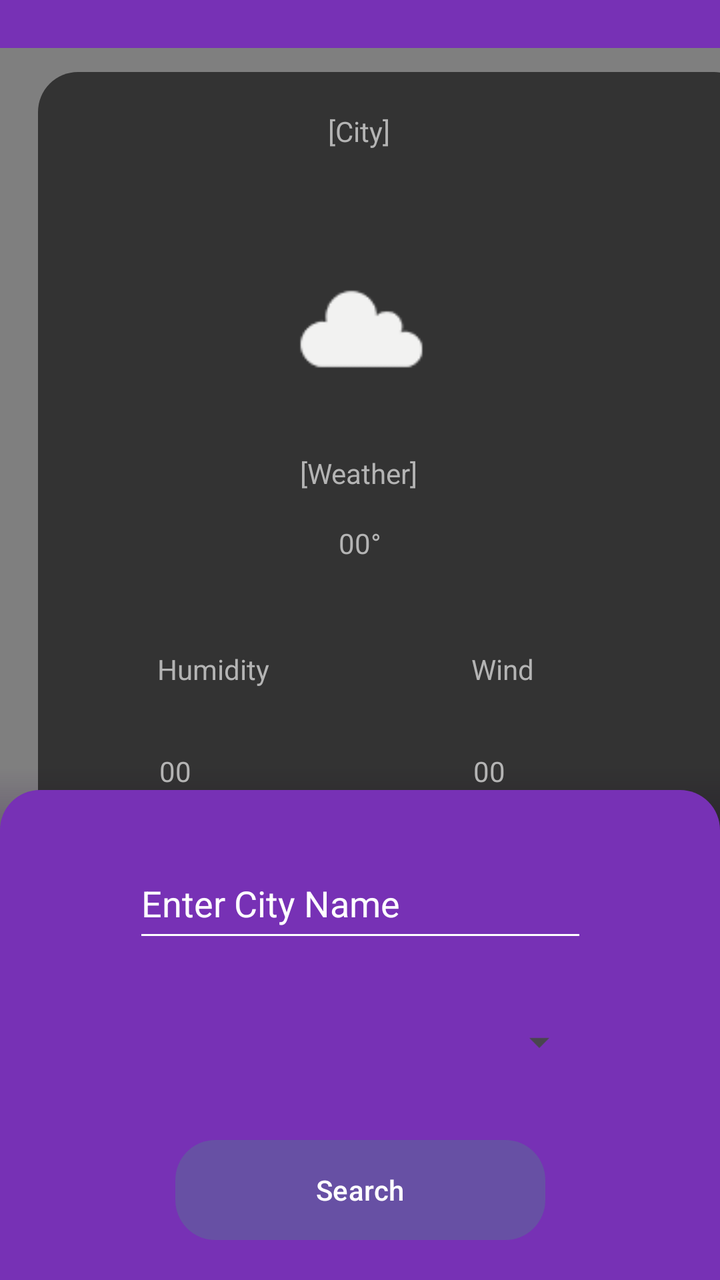
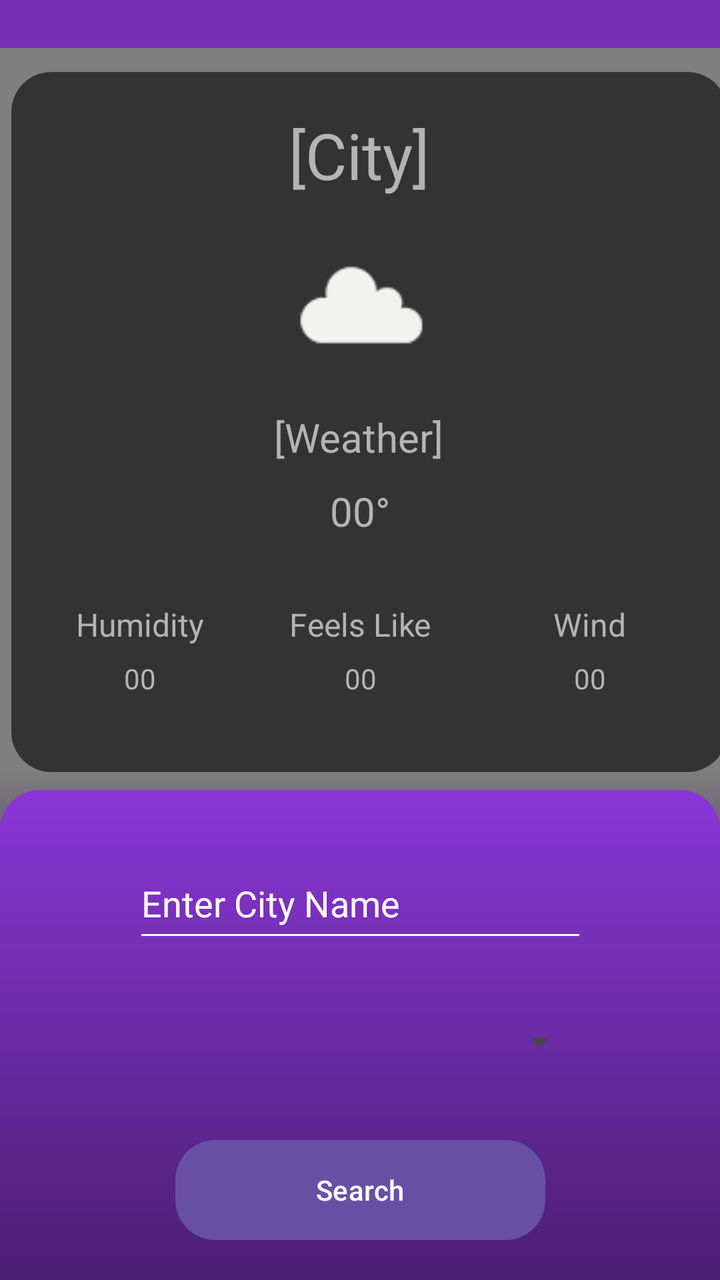

Two renders of the same Android screen: before a commit and after it. Below are the layout's source before the change and the commit's diff.
<!-- AndroidManifest.xml: application theme Theme.AndroidWeather -->
<!-- res/layout/activity_main.xml -->
<?xml version="1.0" encoding="utf-8"?>
<androidx.constraintlayout.widget.ConstraintLayout xmlns:android="http://schemas.android.com/apk/res/android"
    xmlns:app="http://schemas.android.com/apk/res-auto"
    xmlns:tools="http://schemas.android.com/tools"
    android:id="@+id/main"
    android:layout_width="match_parent"
    android:layout_height="match_parent"
    android:background="#7731B5"
    tools:context=".MainActivity">


    <VideoView
        android:id="@+id/videoBackground"
        android:layout_width="0dp"
        android:layout_height="0dp"
        android:layout_marginTop="24dp"
        app:layout_constraintEnd_toEndOf="parent"
        app:layout_constraintHeight_percent="0.75"
        app:layout_constraintStart_toStartOf="parent"
        app:layout_constraintTop_toTopOf="parent"
        app:resize_mode="zoom"
        app:use_controller="false" />

    <View
        android:id="@+id/fade"
        android:layout_width="0dp"
        android:layout_height="120dp"
        android:background="@drawable/fade"
        app:layout_constraintBottom_toBottomOf="@id/videoBackground"
        app:layout_constraintEnd_toEndOf="parent"
        app:layout_constraintStart_toStartOf="parent" />


    <LinearLayout
        android:id="@+id/infoBox"
        android:layout_width="358dp"
        android:layout_height="400dp"
        android:layout_marginStart="24dp"
        android:layout_marginTop="36dp"
        android:layout_marginEnd="24dp"
        android:background="@drawable/info_box"
        android:orientation="vertical"
        android:padding="20dp"
        app:layout_constraintEnd_toEndOf="parent"
        app:layout_constraintHorizontal_bias="0.111"
        app:layout_constraintStart_toStartOf="parent"
        app:layout_constraintTop_toTopOf="parent">

    </LinearLayout>

    <TextView
        android:id="@+id/cityText"
        android:layout_width="wrap_content"
        android:layout_height="wrap_content"
        android:layout_marginTop="56dp"
        android:text="@string/city"
        android:textColor="#B4B4B4"
        app:layout_constraintEnd_toEndOf="parent"
        app:layout_constraintHorizontal_bias="0.498"
        app:layout_constraintStart_toStartOf="parent"
        app:layout_constraintTop_toTopOf="parent" />

    <ImageView
        android:id="@+id/weatherImageView"
        android:layout_width="103dp"
        android:layout_height="106dp"
        android:layout_marginTop="36dp"
        app:layout_constraintEnd_toEndOf="parent"
        app:layout_constraintStart_toStartOf="parent"
        app:layout_constraintTop_toBottomOf="@+id/cityText"
        app:srcCompat="@drawable/d03" />


    <LinearLayout
        android:id="@+id/infoBox2"
        android:layout_width="0dp"
        android:layout_height="245dp"
        android:background="@drawable/info_box2"
        android:orientation="vertical"
        android:padding="20dp"
        app:layout_constraintBottom_toBottomOf="parent"
        app:layout_constraintEnd_toEndOf="parent"
        app:layout_constraintStart_toStartOf="parent">

    </LinearLayout>


    <com.google.android.material.button.MaterialButton
        android:id="@+id/btnSearch"
        android:layout_width="185dp"
        android:layout_height="58dp"
        android:layout_marginBottom="16dp"
        android:text="@string/search"
        app:cornerRadius="20dp"
        app:layout_constraintBottom_toBottomOf="parent"
        app:layout_constraintEnd_toEndOf="parent"
        app:layout_constraintStart_toStartOf="parent" />

    <EditText
        android:id="@+id/cityInput"
        android:layout_width="227dp"
        android:layout_height="52dp"
        android:layout_marginBottom="90dp"
        android:backgroundTint="#FFFFFF"
        android:ems="10"
        android:hint="@string/enter_city_name"
        android:inputType="text"
        android:textColor="@color/white"
        android:textColorHint="@color/white"
        app:layout_constraintBottom_toTopOf="@+id/btnSearch"
        app:layout_constraintEnd_toEndOf="parent"
        app:layout_constraintStart_toStartOf="parent" />

    <TextView
        android:id="@+id/humidityLabel"
        android:layout_width="wrap_content"
        android:layout_height="wrap_content"
        android:layout_marginTop="325dp"
        android:text="@string/humidity"
        android:textColor="#B4B4B4"
        app:layout_constraintEnd_toEndOf="parent"
        app:layout_constraintHorizontal_bias="0.259"
        app:layout_constraintStart_toStartOf="parent"
        app:layout_constraintTop_toTopOf="parent" />

    <TextView
        android:id="@+id/windText"
        android:layout_width="wrap_content"
        android:layout_height="wrap_content"
        android:layout_marginTop="32dp"
        android:text="00"
        android:textColor="#B4B4B4"
        app:layout_constraintEnd_toEndOf="parent"
        app:layout_constraintHorizontal_bias="0.688"
        app:layout_constraintStart_toStartOf="parent"
        app:layout_constraintTop_toBottomOf="@+id/windLabel" />

    <TextView
        android:id="@+id/humidityText"
        android:layout_width="wrap_content"
        android:layout_height="wrap_content"
        android:layout_marginTop="32dp"
        android:text="00"
        android:textColor="#B4B4B4"
        app:layout_constraintEnd_toEndOf="parent"
        app:layout_constraintHorizontal_bias="0.232"
        app:layout_constraintStart_toStartOf="parent"
        app:layout_constraintTop_toBottomOf="@+id/humidityLabel" />

    <TextView
        android:id="@+id/windLabel"
        android:layout_width="wrap_content"
        android:layout_height="wrap_content"
        android:layout_marginTop="325dp"
        android:text="@string/wind"
        android:textColor="#B4B4B4"
        app:layout_constraintEnd_toEndOf="parent"
        app:layout_constraintHorizontal_bias="0.717"
        app:layout_constraintStart_toStartOf="parent"
        app:layout_constraintTop_toTopOf="parent" />

    <TextView
        android:id="@+id/weatherText"
        android:layout_width="wrap_content"
        android:layout_height="wrap_content"
        android:layout_marginTop="10dp"
        android:text="@string/weather"
        android:textColor="#B4B4B4"
        app:layout_constraintEnd_toEndOf="parent"
        app:layout_constraintHorizontal_bias="0.498"
        app:layout_constraintStart_toStartOf="parent"
        app:layout_constraintTop_toBottomOf="@+id/weatherImageView" />

    <TextView
        android:id="@+id/tempText"
        android:layout_width="wrap_content"
        android:layout_height="wrap_content"
        android:layout_marginTop="16dp"
        android:text="00°"
        android:textColor="#B4B4B4"
        app:layout_constraintEnd_toEndOf="parent"
        app:layout_constraintStart_toStartOf="parent"
        app:layout_constraintTop_toBottomOf="@+id/weatherText" />

    <Spinner
        android:id="@+id/countrySpinner"
        android:layout_width="227dp"
        android:layout_height="52dp"
        android:textColor="#B4B4B4"
        android:textColorHint="#B4B4B4"
        app:layout_constraintBottom_toTopOf="@+id/btnSearch"
        app:layout_constraintEnd_toEndOf="parent"
        app:layout_constraintStart_toStartOf="parent"
        app:layout_constraintTop_toBottomOf="@+id/cityInput" />


</androidx.constraintlayout.widget.ConstraintLayout>
<!-- resources referenced by this layout -->
<resources>
  <color name="white">#FFFFFFFF</color>
  <!-- drawable d03: png bitmap (drawable, 719 bytes) -->
  <!-- drawable fade (drawable) -->
  <?xml version="1.0" encoding="utf-8"?>
  <shape xmlns:android="http://schemas.android.com/apk/res/android"
      android:shape="rectangle">
  
      
  
      <gradient
          android:angle="90"
          android:startColor="#300C4F"
  
          android:endColor="#00000000"
          android:centerY="0.65"
          />
  
  </shape>
  <!-- drawable info_box (drawable) -->
  <?xml version="1.0" encoding="utf-8"?>
  <shape xmlns:android="http://schemas.android.com/apk/res/android" android:shape="rectangle">
  
      <solid android:color="#99000000" />
  
      <corners android:radius="20dp" />
  
  </shape>
  <!-- drawable info_box2 (drawable) -->
  <?xml version="1.0" encoding="utf-8"?>
  <shape xmlns:android="http://schemas.android.com/apk/res/android" android:shape="rectangle">
  
      <solid android:color="#7731B5" />
  
      <corners
          android:topLeftRadius="20dp"
          android:topRightRadius="20dp"
          android:bottomLeftRadius="0dp"
          android:bottomRightRadius="0dp" />
  
  </shape>
  <string name="city">[City]</string>
  <string name="enter_city_name">Enter City Name</string>
  <string name="humidity">Humidity</string>
  <string name="search">Search</string>
  <string name="weather">[Weather]</string>
  <string name="wind">Wind</string>
  <style name="Theme.AndroidWeather" parent="Base.Theme.AndroidWeather" />
  <style name="Base.Theme.AndroidWeather" parent="Theme.Material3.DayNight.NoActionBar">
          
          
      </style>
</resources>

<!-- the commit's change to res/layout/activity_main.xml (unified diff, before → after) -->
@@ -34,7 +34,7 @@
     <LinearLayout
         android:id="@+id/infoBox"
         android:layout_width="358dp"
-        android:layout_height="400dp"
+        android:layout_height="350dp"
         android:layout_marginStart="24dp"
         android:layout_marginTop="36dp"
         android:layout_marginEnd="24dp"
@@ -42,7 +42,7 @@
         android:orientation="vertical"
         android:padding="20dp"
         app:layout_constraintEnd_toEndOf="parent"
-        app:layout_constraintHorizontal_bias="0.111"
+        app:layout_constraintHorizontal_bias="0.4"
         app:layout_constraintStart_toStartOf="parent"
         app:layout_constraintTop_toTopOf="parent">
 
@@ -55,6 +55,7 @@
         android:layout_marginTop="56dp"
         android:text="@string/city"
         android:textColor="#B4B4B4"
+        android:textSize="32sp"
         app:layout_constraintEnd_toEndOf="parent"
         app:layout_constraintHorizontal_bias="0.498"
         app:layout_constraintStart_toStartOf="parent"
@@ -64,7 +65,6 @@
         android:id="@+id/weatherImageView"
         android:layout_width="103dp"
         android:layout_height="106dp"
-        android:layout_marginTop="36dp"
         app:layout_constraintEnd_toEndOf="parent"
         app:layout_constraintStart_toStartOf="parent"
         app:layout_constraintTop_toBottomOf="@+id/cityText"
@@ -115,69 +115,105 @@
         android:id="@+id/humidityLabel"
         android:layout_width="wrap_content"
         android:layout_height="wrap_content"
-        android:layout_marginTop="325dp"
+        android:layout_marginLeft="5pt"
+        android:layout_marginRight="10pt"
+        android:layout_marginBottom="15pt"
         android:text="@string/humidity"
         android:textColor="#B4B4B4"
-        app:layout_constraintEnd_toEndOf="parent"
-        app:layout_constraintHorizontal_bias="0.259"
-        app:layout_constraintStart_toStartOf="parent"
-        app:layout_constraintTop_toTopOf="parent" />
+        android:textSize="16sp"
+        app:layout_constraintBottom_toBottomOf="@+id/infoBox"
+        app:layout_constraintEnd_toStartOf="@+id/feelLabel"
+        app:layout_constraintStart_toStartOf="@+id/infoBox"
+        app:layout_constraintTop_toBottomOf="@+id/tempText" />
 
     <TextView
         android:id="@+id/windText"
         android:layout_width="wrap_content"
         android:layout_height="wrap_content"
-        android:layout_marginTop="32dp"
+        android:layout_marginBottom="15pt"
         android:text="00"
         android:textColor="#B4B4B4"
-        app:layout_constraintEnd_toEndOf="parent"
-        app:layout_constraintHorizontal_bias="0.688"
-        app:layout_constraintStart_toStartOf="parent"
+        android:textSize="14sp"
+        app:layout_constraintBottom_toBottomOf="@+id/infoBox"
+        app:layout_constraintEnd_toEndOf="@+id/windLabel"
+        app:layout_constraintStart_toStartOf="@+id/windLabel"
         app:layout_constraintTop_toBottomOf="@+id/windLabel" />
 
     <TextView
         android:id="@+id/humidityText"
         android:layout_width="wrap_content"
         android:layout_height="wrap_content"
-        android:layout_marginTop="32dp"
+        android:layout_marginBottom="15pt"
         android:text="00"
         android:textColor="#B4B4B4"
-        app:layout_constraintEnd_toEndOf="parent"
-        app:layout_constraintHorizontal_bias="0.232"
-        app:layout_constraintStart_toStartOf="parent"
+        android:textSize="14sp"
+        app:layout_constraintBottom_toBottomOf="@+id/infoBox"
+        app:layout_constraintEnd_toEndOf="@+id/humidityLabel"
+        app:layout_constraintStart_toStartOf="@+id/humidityLabel"
         app:layout_constraintTop_toBottomOf="@+id/humidityLabel" />
 
     <TextView
         android:id="@+id/windLabel"
         android:layout_width="wrap_content"
         android:layout_height="wrap_content"
-        android:layout_marginTop="325dp"
+        android:layout_marginLeft="10pt"
+        android:layout_marginRight="5pt"
+        android:layout_marginBottom="15pt"
         android:text="@string/wind"
         android:textColor="#B4B4B4"
-        app:layout_constraintEnd_toEndOf="parent"
-        app:layout_constraintHorizontal_bias="0.717"
-        app:layout_constraintStart_toStartOf="parent"
-        app:layout_constraintTop_toTopOf="parent" />
+        android:textSize="16sp"
+        app:layout_constraintBottom_toBottomOf="@+id/infoBox"
+        app:layout_constraintEnd_toEndOf="@+id/infoBox"
+        app:layout_constraintStart_toEndOf="@+id/feelLabel"
+        app:layout_constraintTop_toBottomOf="@+id/tempText" />
+
+
+    <TextView
+        android:id="@+id/feelLabel"
+        android:layout_width="wrap_content"
+        android:layout_height="wrap_content"
+        android:layout_marginBottom="15pt"
+        android:text="Feels Like"
+        android:textColor="#B4B4B4"
+        android:textSize="16sp"
+        app:layout_constraintBottom_toBottomOf="@+id/infoBox"
+        app:layout_constraintEnd_toEndOf="@+id/tempText"
+        app:layout_constraintStart_toStartOf="@+id/tempText"
+        app:layout_constraintTop_toBottomOf="@+id/tempText" />
+
+    <TextView
+        android:id="@+id/feelText"
+        android:layout_width="wrap_content"
+        android:layout_height="wrap_content"
+        android:layout_marginBottom="15pt"
+        android:text="00"
+        android:textColor="#B4B4B4"
+        android:textSize="14sp"
+        app:layout_constraintBottom_toBottomOf="@+id/infoBox"
+        app:layout_constraintEnd_toEndOf="@+id/feelLabel"
+        app:layout_constraintStart_toStartOf="@+id/feelLabel"
+        app:layout_constraintTop_toBottomOf="@+id/feelLabel" />
 
     <TextView
         android:id="@+id/weatherText"
         android:layout_width="wrap_content"
         android:layout_height="wrap_content"
+        android:text="@string/weather"
+        android:textColor="#B4B4B4"
+        android:textSize="20sp"
+        app:layout_constraintEnd_toEndOf="parent"
+        app:layout_constraintHorizontal_bias="0.498"
+        app:layout_constraintStart_toStartOf="parent"
+        app:layout_constraintTop_toBottomOf="@+id/weatherImageView" />
+
+    <TextView
+        android:id="@+id/tempText"
+        android:layout_width="wrap_content"
+        android:layout_height="wrap_content"
         android:layout_marginTop="10dp"
-        android:text="@string/weather"
-        android:textColor="#B4B4B4"
-        app:layout_constraintEnd_toEndOf="parent"
-        app:layout_constraintHorizontal_bias="0.498"
-        app:layout_constraintStart_toStartOf="parent"
-        app:layout_constraintTop_toBottomOf="@+id/weatherImageView" />
-
-    <TextView
-        android:id="@+id/tempText"
-        android:layout_width="wrap_content"
-        android:layout_height="wrap_content"
-        android:layout_marginTop="16dp"
         android:text="00°"
         android:textColor="#B4B4B4"
+        android:textSize="20sp"
         app:layout_constraintEnd_toEndOf="parent"
         app:layout_constraintStart_toStartOf="parent"
         app:layout_constraintTop_toBottomOf="@+id/weatherText" />
<!-- resource entries referenced after the edit -->
@@ -31,7 +31,17 @@
   <?xml version="1.0" encoding="utf-8"?>
   <shape xmlns:android="http://schemas.android.com/apk/res/android" android:shape="rectangle">
   
-      <solid android:color="#7731B5" />
+  
+  
+  
+  
+      <gradient
+          android:angle="90"
+          android:startColor="#4B1F73"
+  
+          android:endColor="#8A36D6"
+          android:centerY="0.65"
+          />
   
       <corners
           android:topLeftRadius="20dp"
